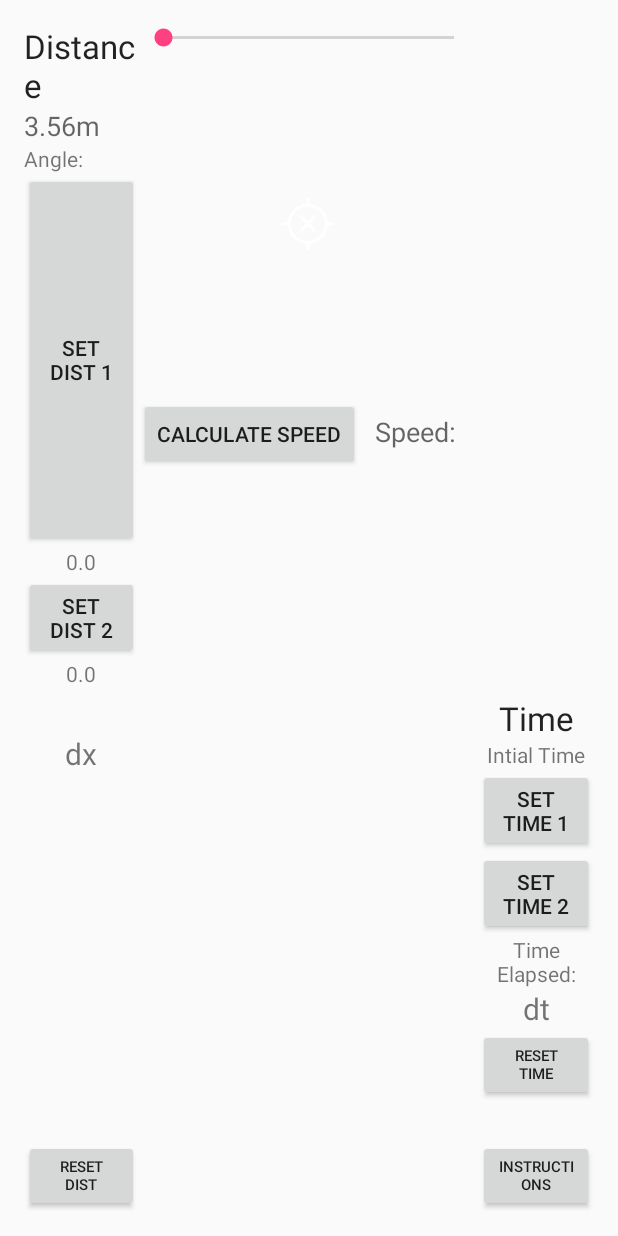
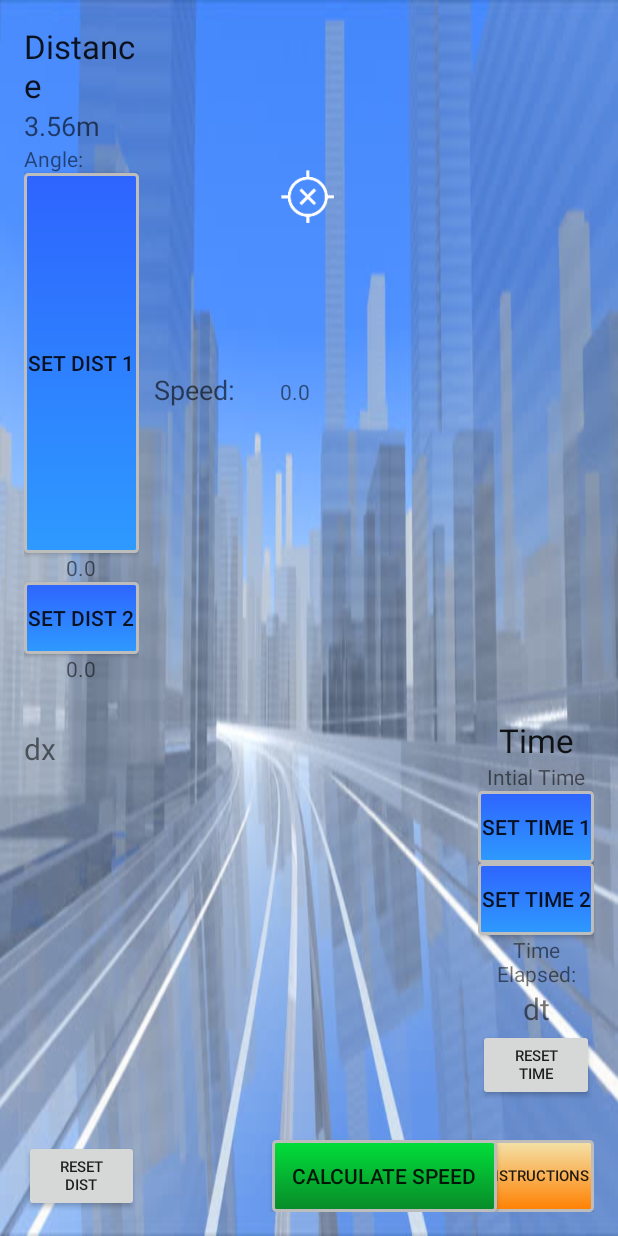
Before and after one commit to YasserAtiya/SpeedCamera-OpenCV, an Android app: the layout content_main.xml on its own in the app's theme, with its tools: preview values and no code run, on a phone screen of 412 x 824 dp. Run offline under Robolectric (Android 15) with nearby library versions, the phone set to English and light mode, and no system bars.

Commit message:
changing look and feel

```diff
--- a/app/src/main/java/com/speeddemon/MainActivity.java
+++ b/app/src/main/java/com/speeddemon/MainActivity.java
@@ -1,5 +1,6 @@
 package com.speeddemon;
 
+import android.app.Dialog;
 import android.content.DialogInterface;
 import android.hardware.Sensor;
 import android.hardware.SensorEvent;
@@ -9,11 +10,13 @@ import android.os.Bundle;
 import android.support.v7.app.AlertDialog;
 import android.support.v7.app.AppCompatActivity;
 import android.util.Log;
+import android.view.LayoutInflater;
 import android.view.SurfaceView;
 import android.view.View;
 import android.view.Menu;
 import android.view.MenuItem;
 import android.widget.Button;
+import android.widget.EditText;
 import android.widget.SeekBar;
 import android.widget.Switch;
 import android.widget.TextView;
@@ -36,8 +39,8 @@ public class MainActivity extends AppCompatActivity implements CameraBridgeViewB
     TextView distanceOutput, distanceAngleOutput, initialTimeOutput;
     double phoneHeight = 1.22;
     double x, y, z, distance, distanceAngle;
-    SeekBar thresholdBar;
-    int threshold;
+    //SeekBar thresholdBar;
+    //int threshold;
     boolean checkDistance = true;
     long refreshRate, previousTime;
 
@@ -80,7 +83,7 @@ public class MainActivity extends AppCompatActivity implements CameraBridgeViewB
         mOpenCvCameraView.setCvCameraViewListener(this);
 
         distanceOutput = (TextView) findViewById(R.id.distanceOutput);
-        thresholdBar = (SeekBar) findViewById(R.id.thresholdBar);
+        //thresholdBar = (SeekBar) findViewById(R.id.thresholdBar);
         distanceAngleOutput = (TextView) findViewById(R.id.distanceAngle);
 
         // Time Objects
@@ -237,7 +240,8 @@ public class MainActivity extends AppCompatActivity implements CameraBridgeViewB
         instructionsButton.setOnClickListener(new View.OnClickListener() {
             @Override
             public void onClick(View v) {
-                showInstructions(v);
+                //showInstructions(v);
+                showChangeLangDialog();
             }
         });
     }
@@ -282,7 +286,7 @@ public class MainActivity extends AppCompatActivity implements CameraBridgeViewB
     @Override
     public Mat onCameraFrame(CameraBridgeViewBase.CvCameraViewFrame inputFrame)
     {
-        threshold = thresholdBar.getProgress();
+        //threshold = thresholdBar.getProgress();
         edge = inputFrame.rgba();
 //        if(((Switch) findViewById(R.id.edgeSwitch)).isChecked())
 //            Canny(edge, edge,threshold , threshold*3);
@@ -315,7 +319,7 @@ public class MainActivity extends AppCompatActivity implements CameraBridgeViewB
             {
                 case LoaderCallbackInterface.SUCCESS:
                 {
-                    Log.i(TAG, "OpenCV loaded successfully");
+                    Log.i(TAG, "Speed Demon loaded successfully");
                     mOpenCvCameraView.enableView();
                     break;
                 }
@@ -368,18 +372,22 @@ public class MainActivity extends AppCompatActivity implements CameraBridgeViewB
         }
     }
 
-    public void showInstructions(View view) {
-        AlertDialog.Builder alert = new AlertDialog.Builder(this);
-        alert.setTitle(R.string.instructions_title);
-            alert.setMessage(R.string.instructions_message);
+    public void showChangeLangDialog() {
+        AlertDialog.Builder dialogBuilder = new AlertDialog.Builder(this);
+        LayoutInflater inflater = this.getLayoutInflater();
+        final View dialogView = inflater.inflate(R.layout.custom_dialog, null);
+        dialogBuilder.setView(dialogView);
 
-        alert.setPositiveButton("Ok", new DialogInterface.OnClickListener() {
+        final TextView customDialogTextView = (TextView) dialogView.findViewById(R.id.instructions_textView);
+
+        dialogBuilder.setTitle(R.string.instructions_title);
+        dialogBuilder.setPositiveButton(R.string.done_button_text, new DialogInterface.OnClickListener() {
             public void onClick(DialogInterface dialog, int whichButton) {
-                //Close the dialog. No action needed.
+                //Nothing to do here for now.
+                //Can consume/process customDialogTextView here if needed.
             }
         });
-
-        alert.show();
-
+        AlertDialog b = dialogBuilder.create();
+        b.show();
     }
 }
--- /dev/null
+++ b/app/src/main/res/drawable/custom_blue_button.xml
@@ -0,0 +1,61 @@
+<?xml version="1.0" encoding="utf-8"?>
+<selector
+    xmlns:android="http://schemas.android.com/apk/res/android">
+
+    <item android:state_pressed="true" >
+        <shape>
+            <gradient
+                android:startColor="@color/yellow1"
+                android:endColor="@color/yellow2"
+                android:angle="270" />
+            <stroke
+                android:width="2dp"
+                android:color="@color/grey05" />
+            <corners
+                android:radius="2dp" />
+            <padding
+                android:left="1dp"
+                android:top="1dp"
+                android:right="1dp"
+                android:bottom="1dp" />
+        </shape>
+    </item>
+
+    <item android:state_focused="true" >
+        <shape>
+            <gradient
+                android:endColor="@color/orange4"
+                android:startColor="@color/orange5"
+                android:angle="270" />
+            <stroke
+                android:width="2dp"
+                android:color="@color/grey05" />
+            <corners
+                android:radius="2dp" />
+            <padding
+                android:left="1dp"
+                android:top="1dp"
+                android:right="1dp"
+                android:bottom="1dp" />
+        </shape>
+    </item>
+
+    <item>
+        <shape>
+            <gradient
+                android:endColor="@color/blue2"
+                android:startColor="@color/blue25"
+                android:angle="270" />
+            <stroke
+                android:width="2dp"
+                android:color="@color/grey05" />
+            <corners
+                android:radius="2dp" />
+            <padding
+                android:left="1dp"
+                android:top="1dp"
+                android:right="1dp"
+                android:bottom="1dp" />
+        </shape>
+    </item>
+</selector>
--- /dev/null
+++ b/app/src/main/res/drawable/custom_green_button.xml
@@ -0,0 +1,61 @@
+<?xml version="1.0" encoding="utf-8"?>
+<selector
+    xmlns:android="http://schemas.android.com/apk/res/android">
+
+    <item android:state_pressed="true" >
+        <shape>
+            <gradient
+                android:startColor="@color/yellow1"
+                android:endColor="@color/yellow2"
+                android:angle="270" />
+            <stroke
+                android:width="2dp"
+                android:color="@color/grey05" />
+            <corners
+                android:radius="2dp" />
+            <padding
+                android:left="1dp"
+                android:top="1dp"
+                android:right="1dp"
+                android:bottom="1dp" />
+        </shape>
+    </item>
+
+    <item android:state_focused="true" >
+        <shape>
+            <gradient
+                android:endColor="@color/orange4"
+                android:startColor="@color/orange5"
+                android:angle="270" />
+            <stroke
+                android:width="2dp"
+                android:color="@color/grey05" />
+            <corners
+                android:radius="2dp" />
+            <padding
+                android:left="1dp"
+                android:top="1dp"
+                android:right="1dp"
+                android:bottom="1dp" />
+        </shape>
+    </item>
+
+    <item>
+        <shape>
+            <gradient
+                android:endColor="@color/green2"
+                android:startColor="@color/green1"
+                android:angle="270" />
+            <stroke
+                android:width="2dp"
+                android:color="@color/grey05" />
+            <corners
+                android:radius="2dp" />
+            <padding
+                android:left="1dp"
+                android:top="1dp"
+                android:right="1dp"
+                android:bottom="1dp" />
+        </shape>
+    </item>
+</selector>
--- /dev/null
+++ b/app/src/main/res/drawable/custom_orange_button.xml
@@ -0,0 +1,61 @@
+<?xml version="1.0" encoding="utf-8"?>
+<selector
+    xmlns:android="http://schemas.android.com/apk/res/android">
+
+    <item android:state_pressed="true" >
+        <shape>
+            <gradient
+                android:startColor="@color/yellow1"
+                android:endColor="@color/yellow2"
+                android:angle="270" />
+            <stroke
+                android:width="2dp"
+                android:color="@color/grey05" />
+            <corners
+                android:radius="2dp" />
+            <padding
+                android:left="1dp"
+                android:top="1dp"
+                android:right="1dp"
+                android:bottom="1dp" />
+        </shape>
+    </item>
+
+    <item android:state_focused="true" >
+        <shape>
+            <gradient
+                android:endColor="@color/orange4"
+                android:startColor="@color/orange5"
+                android:angle="270" />
+            <stroke
+                android:width="2dp"
+                android:color="@color/grey05" />
+            <corners
+                android:radius="2dp" />
+            <padding
+                android:left="1dp"
+                android:top="1dp"
+                android:right="1dp"
+                android:bottom="1dp" />
+        </shape>
+    </item>
+
+    <item>
+        <shape>
+            <gradient
+                android:endColor="@color/orange1"
+                android:startColor="@color/orange2"
+                android:angle="270" />
+            <stroke
+                android:width="2dp"
+                android:color="@color/grey05" />
+            <corners
+                android:radius="2dp" />
+            <padding
+                android:left="1dp"
+                android:top="1dp"
+                android:right="1dp"
+                android:bottom="1dp" />
+        </shape>
+    </item>
+</selector>
--- a/app/src/main/res/layout/content_main.xml
+++ b/app/src/main/res/layout/content_main.xml
@@ -10,6 +10,7 @@
     android:paddingLeft="@dimen/activity_horizontal_margin"
     android:paddingRight="@dimen/activity_horizontal_margin"
     android:paddingTop="@dimen/activity_vertical_margin"
+    android:background="@drawable/traffic1"
     app:layout_behavior="@string/appbar_scrolling_view_behavior"
     tools:context="com.speeddemon.MainActivity"
     tools:showIn="@layout/activity_main">
@@ -42,7 +43,7 @@
                 android:textSize="10dp"
                 android:layout_alignParentBottom="true"
                 android:layout_alignLeft="@+id/btnDist2"
-                android:layout_alignStart="@+id/btnDist2" />
+                android:layout_alignStart="@+id/btnDist2"/>
 
             <TextView
                 android:layout_width="wrap_content"
@@ -65,7 +66,6 @@
                 android:layout_alignParentStart="true"/>
 
             <TextView
-                android:layout_width="fill_parent"
                 android:layout_height="wrap_content"
                 android:textAppearance="?android:attr/textAppearanceSmall"
                 android:text="dx"
@@ -75,10 +75,10 @@
                 android:layout_alignParentStart="true"
                 android:layout_marginTop="30dp"
                 android:gravity="center_horizontal"
-                android:textSize="20sp" />
+                android:textSize="20sp"
+                android:layout_width="wrap_content" />
 
             <Button
-                android:layout_width="wrap_content"
                 android:layout_height="wrap_content"
                 android:text="Set Dist 1"
                 android:id="@+id/btnDist1"
@@ -88,10 +88,11 @@
                 android:layout_alignParentRight="false"
                 android:layout_alignParentEnd="false"
                 android:layout_centerHorizontal="true"
-                android:layout_above="@+id/dist1View" />
+                android:layout_above="@+id/dist1View"
+                android:background="@drawable/custom_blue_button"
+                android:layout_width="wrap_content" />
 
             <Button
-                android:layout_width="wrap_content"
                 android:layout_height="wrap_content"
                 android:text="Set Dist 2"
                 android:id="@+id/btnDist2"
@@ -99,7 +100,9 @@
                 android:layout_alignParentStart="false"
                 android:layout_alignParentRight="false"
                 android:layout_alignParentEnd="false"
-                android:layout_centerInParent="true" />
+                android:layout_centerInParent="true"
+                android:background="@drawable/custom_blue_button"
+                android:layout_width="wrap_content" />
 
             <TextView
                 android:layout_width="match_parent"
@@ -135,12 +138,6 @@
             android:layout_weight="0.595"
             android:textSize="10dp">
 
-            <SeekBar
-                android:layout_width="match_parent"
-                android:layout_height="wrap_content"
-                android:id="@+id/thresholdBar"
-                android:indeterminate="false"/>
-
             <RelativeLayout
                 android:layout_width="match_parent"
                 android:layout_height="231dp">
@@ -173,17 +170,7 @@
                 android:layout_width="match_parent"
                 android:layout_height="wrap_content">
 
-                <Button
-                    android:layout_width="wrap_content"
-                    android:layout_height="wrap_content"
-                    android:text="Calculate Speed"
-                    android:id="@+id/btnGetSpeed"
-                    android:layout_below="@+id/btnResetTime"
-                    android:layout_alignRight="@+id/btnResetTime"
-                    android:layout_alignEnd="@+id/btnResetTime" />
-
                 <TextView
-                    android:layout_width="wrap_content"
                     android:layout_height="wrap_content"
                     android:textAppearance="?android:attr/textAppearanceMedium"
                     android:text="Speed:"
@@ -191,7 +178,8 @@
                     android:layout_below="@+id/dxView"
                     android:layout_centerHorizontal="true"
                     android:layout_marginLeft="10dp"
-                    android:layout_marginRight="10dp" />
+                    android:layout_marginRight="10dp"
+                    android:layout_width="wrap_content" />
 
                 <TextView
                     android:layout_width="60dp"
@@ -225,7 +213,8 @@
                 android:layout_below="@+id/btnResetTime"
                 android:layout_alignLeft="@+id/btnTime2"
                 android:layout_alignStart="@+id/btnTime2"
-                android:layout_marginTop="26dp" />
+                android:layout_marginTop="26dp"
+                android:background="@drawable/custom_orange_button" />
 
             <TextView
                 android:layout_width="fill_parent"
@@ -264,7 +253,9 @@
                 android:text="Set Time 1"
                 android:id="@+id/btnTime1"
                 android:layout_below="@+id/initialTime"
-                android:layout_centerHorizontal="true" />
+                android:layout_centerHorizontal="true"
+                android:color="@color/navyBlue"
+                android:background="@drawable/custom_blue_button"/>
 
             <Button
                 android:layout_width="wrap_content"
@@ -273,7 +264,8 @@
                 android:id="@+id/btnTime2"
                 android:layout_below="@+id/btnTime1"
                 android:layout_alignLeft="@+id/btnTime1"
-                android:layout_alignStart="@+id/btnTime1" />
+                android:layout_alignStart="@+id/btnTime1"
+                android:background="@drawable/custom_blue_button"/>
 
             <TextView
                 android:layout_width="fill_parent"
@@ -299,4 +291,19 @@
 
     </LinearLayout>
 
+    <Button
+        android:layout_width="wrap_content"
+        android:layout_height="wrap_content"
+        android:text="Calculate Speed"
+        android:id="@+id/btnGetSpeed"
+        android:layout_gravity="center_horizontal"
+        android:layout_alignParentBottom="true"
+        android:layout_alignParentLeft="true"
+        android:layout_alignParentStart="true"
+        android:layout_marginLeft="165dp"
+        android:layout_marginStart="165dp"
+        android:background="@drawable/custom_green_button"
+        android:paddingLeft="13dp"
+        android:paddingRight="13dp" />
+
 </RelativeLayout>
--- /dev/null
+++ b/app/src/main/res/layout/custom_dialog.xml
@@ -0,0 +1,24 @@
+<LinearLayout xmlns:android="http://schemas.android.com/apk/res/android"
+xmlns:tools="http://schemas.android.com/tools"
+android:layout_width="match_parent"
+android:layout_height="match_parent"
+android:padding="10dp"
+android:orientation="vertical"
+    android:weightSum="1"
+    android:background="@color/lightBlue">
+
+    <ScrollView
+        android:layout_width="match_parent"
+        android:layout_height="match_parent"
+        android:id="@+id/scrollView"
+        android:layout_gravity="center_horizontal" >
+
+        <TextView
+            android:layout_width="wrap_content"
+            android:layout_height="wrap_content"
+            android:text="@string/instructions"
+            android:id="@+id/instructions_textView"
+            android:textSize="12dp"
+            android:textColor="@color/navyBlue"/>
+    </ScrollView>
+</LinearLayout>
--- a/app/src/main/res/values/colors.xml
+++ b/app/src/main/res/values/colors.xml
@@ -3,4 +3,19 @@
     <color name="colorPrimary">#3F51B5</color>
     <color name="colorPrimaryDark">#303F9F</color>
     <color name="colorAccent">#FF4081</color>
+    <color name="lightBlue">#c5eaf8</color>
+    <color name="navyBlue">#0099cc</color>
+    <color name="lightPurple">#c182e0</color>
+    <color name="orange1">#FF8000</color>
+    <color name="orange2">#f3e2a9</color>
+    <color name="orange4">#ffe3a0</color>
+    <color name="orange5">#ffd980</color>
+    <color name="grey05">#bdbdbd</color>
+    <color name="yellow1">#ffff00</color>
+    <color name="yellow2">#f3f781</color>
+    <color name="blue25">#2E64FE</color>
+    <color name="blue2">#2E9AFE</color>
+    <color name="green1">#01df3a</color>
+    <color name="green2">#088A29</color>
+    <color name="black">#000000</color>
 </resources>
--- a/app/src/main/res/values/strings.xml
+++ b/app/src/main/res/values/strings.xml
@@ -2,14 +2,15 @@
     <string name="app_name">Speed Demon</string>
     <string name="action_settings">Settings</string>
     <string name="instructions_title">Instructions</string>
-    <string name="instructions_message">
-        1. Use app for measuring speed of object coming at, or going away from, the camera.\n
-        2. Hold camera at 1.22 m height.\n
-        3. When obj reaches landmark 1, hit Set Time 1.\n
-        4. When obj reaches landmark 2, hit Set Time 2.\n
-        5. Aim camera at the ground at landmark 1, hit Set Dist 1.\n
-        6. Aim camera at the ground at landmark 2, hit Set Dist 2.\n
-        7. If you mess up, you can reset your numbers.\n
-        8. Hit calculate speed and you will be shown speed of obj between landmarks.\n
+    <string name="instructions">
+        This app will calculate the speed of an object moving towards and away from the camera.\n\n
+        1. Hold camera at 1.22 m height.\n
+        2. When obj reaches landmark 1, hit Set Time 1.\n
+        3. When obj reaches landmark 2, hit Set Time 2.\n
+        4. Aim camera at the ground at landmark 1, hit Set Dist 1.\n
+        5. Aim camera at the ground at landmark 2, hit Set Dist 2.\n
+        6. If you mess up, you can reset your numbers.\n
+        7. Hit calculate speed and you will be shown speed of obj between landmarks.\n
     </string>
+    <string name="done_button_text">DONE</string>
 </resources>
--- a/app/src/main/res/values/styles.xml
+++ b/app/src/main/res/values/styles.xml
@@ -7,14 +7,11 @@
         <item name="colorPrimaryDark">@color/colorPrimaryDark</item>
         <item name="colorAccent">@color/colorAccent</item>
     </style>
-
     <style name="AppTheme.NoActionBar">
         <item name="windowActionBar">false</item>
         <item name="windowNoTitle">true</item>
     </style>
-
     <style name="AppTheme.AppBarOverlay" parent="ThemeOverlay.AppCompat.Dark.ActionBar"/>
-
     <style name="AppTheme.PopupOverlay" parent="ThemeOverlay.AppCompat.Light"/>
 
 </resources>
```
Also changed, not shown: app/src/main/res/drawable/traffic1.jpg (added), 2 other files.
